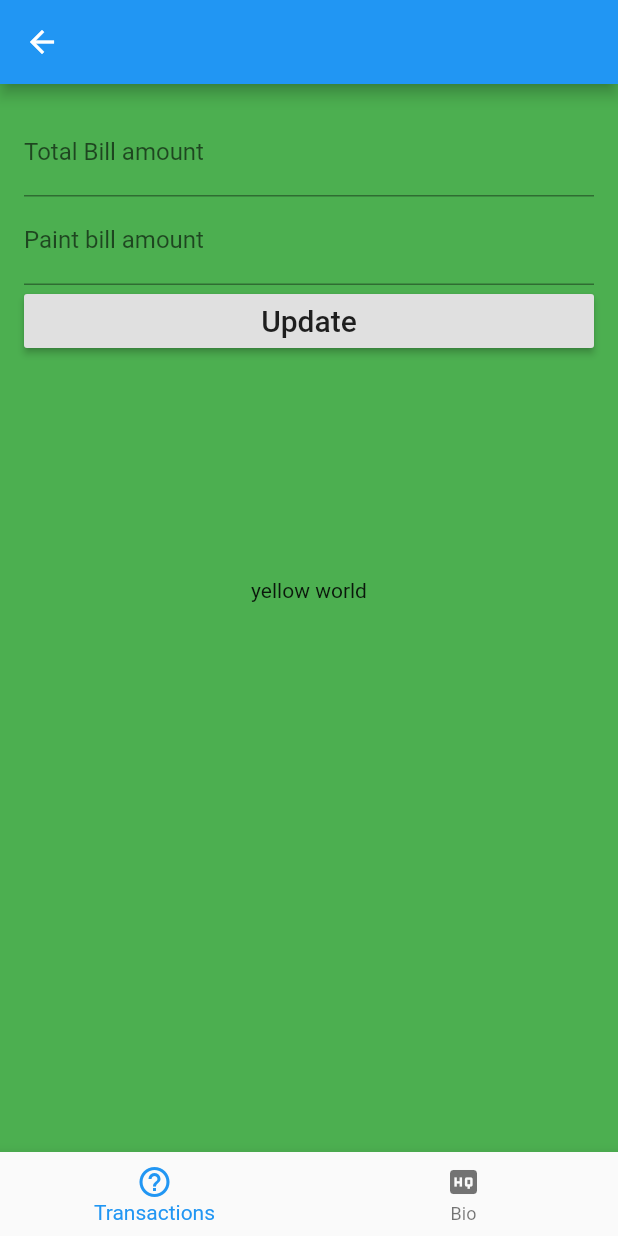
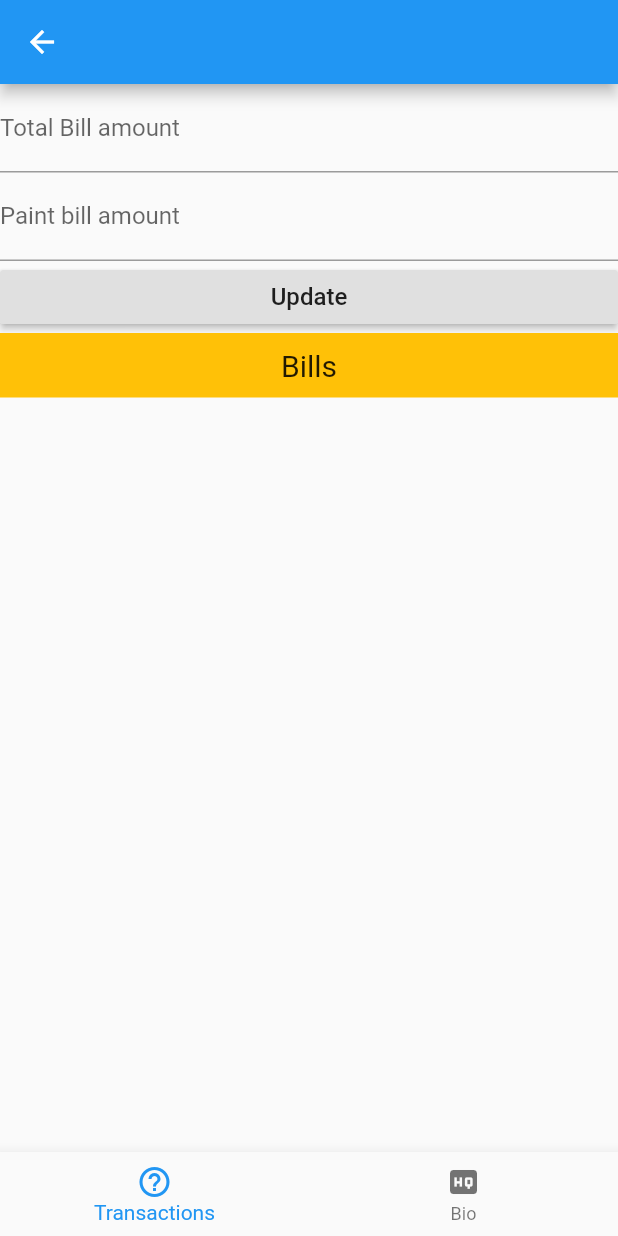
Before and after one commit to jafsparrow/CommissionApp, a Flutter app: the Landing screen opened directly with empty values, on a phone screen of 412 x 824 dp. Run offline on Flutter 3.47's test engine with Material 2 defaults, Android fonts, the phone set to English and light mode, and no system bars; our stand-ins replace cloud_firestore; missing offline and left inert: qrcode_reader; accounts and stored records are empty.

Commit message:
trasaction page update

```diff
--- a/lib/screens/landing.dart
+++ b/lib/screens/landing.dart
@@ -53,7 +53,6 @@ class _LandingState extends State<Landing> {
       body: Container(
         height: double.infinity,
         width: double.infinity,
-        color: Colors.green,
         child: _isLoading ? Text('loading') : landingWidgets[_currentIndex],
       ),
       bottomNavigationBar: BottomNavigationBar(
--- a/lib/screens/usertransaction.dart
+++ b/lib/screens/usertransaction.dart
@@ -67,56 +67,54 @@ class _UserTransactionState extends State<UserTransaction> {
 
   @override
   Widget build(BuildContext context) {
-    return Container(
-      child: Column(
+    return Column(
       children: <Widget>[
-          Container(
-            height: MediaQuery.of(context).size.height * 0.4,
-            width: double.infinity,
-            padding: const EdgeInsets.all(16.0),
-            child: new Form(
+        new Form(
           key: formKey,
           child: Column(
             crossAxisAlignment: CrossAxisAlignment.stretch,
             children: [
               new TextFormField(
                 key: new Key('bill'),
-                    decoration:
-                        new InputDecoration(labelText: 'Total Bill amount'),
+                decoration: new InputDecoration(labelText: 'Total Bill amount'),
                 validator: (val) =>
                     val.isEmpty ? 'Bill amount can\'t be empty.' : null,
                 onSaved: (val) => _totalBill = val,
                 keyboardType: TextInputType.number,
               ),
-                  new TextFormField(
-                    key: new Key('paint'),
-                    decoration:
-                        new InputDecoration(labelText: 'Paint bill amount'),
+              TextFormField(
+                key: Key('paint'),
+                decoration: InputDecoration(labelText: 'Paint bill amount'),
                 // validator: (val) =>
                 //     val.isEmpty ? 'paint amount can\'t be empty.' : null,
                 onSaved: (val) => _paintBill = val,
                 keyboardType: TextInputType.number,
               ),
-                  new RaisedButton(
-                      key: new Key('Update'),
-                      child: new Text('Update',
-                          style: new TextStyle(fontSize: 20.0)),
+              RaisedButton(
+                  key: Key('Update'),
+                  padding: EdgeInsets.all(5.0),
+                  child: Text('Update', style: TextStyle(fontSize: 16.0)),
                   onPressed: validateAndSubmit),
-                  new Container(
-                    height: 80.0,
-                    padding: const EdgeInsets.all(32.0),
-                    child: buildHintText(),
-                  ),
             ],
           ),
         ),
+        Container(
+          padding: EdgeInsets.all(10.0),
+          color: Colors.amber,
+          child: Center(
+            child: Text(
+              'Bills',
+              style: TextStyle(
+                fontSize: 20.0,
               ),
-          Text('yellow world'),
+            ),
+          ),
+        ),
         Expanded(
           child: StreamBuilder<QuerySnapshot>(
             stream: Firestore.instance.collection('transaction').snapshots(),
-              builder: (BuildContext context,
-                  AsyncSnapshot<QuerySnapshot> snapshot) {
+            builder:
+                (BuildContext context, AsyncSnapshot<QuerySnapshot> snapshot) {
               if (snapshot.hasError)
                 return new Text('Error: ${snapshot.error}');
               switch (snapshot.connectionState) {
@@ -136,14 +134,6 @@ class _UserTransactionState extends State<UserTransaction> {
           ),
         ),
       ],
-      ),
     );
   }
-
-  Widget buildHintText() {
-    return new Text(_formHint,
-        key: new Key('hint'),
-        style: new TextStyle(fontSize: 18.0, color: Colors.grey),
-        textAlign: TextAlign.center);
 }
-}
```
Also changed, not shown: lib/main.dart (+35 -95 lines), lib/screens/userbio.dart (+10 -8 lines), lib/utils/barcode.dart (added, +13 -0 lines). Lines whose indentation alone changed are shown as unchanged.
